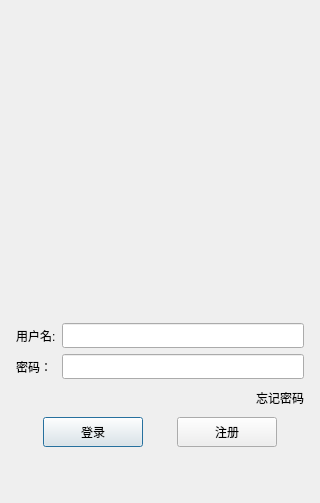
Liang-bk/chatProgram, file client/logindialog.ui: the form before one commit.
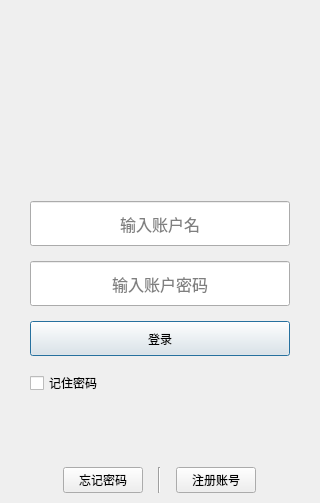
The form after the commit. Icons and pictures are not drawn.

What changed in the file:
```diff
--- a/client/logindialog.ui
+++ b/client/logindialog.ui
@@ -20,53 +20,78 @@
    <string>Dialog</string>
   </property>
   <layout class="QVBoxLayout" name="verticalLayout_2">
-   <item>
-    <layout class="QVBoxLayout" name="verticalLayout">
+   <property name="spacing">
+    <number>4</number>
+   </property>
      <property name="leftMargin">
-      <number>5</number>
+    <number>30</number>
      </property>
      <property name="topMargin">
-      <number>5</number>
+    <number>0</number>
      </property>
      <property name="rightMargin">
-      <number>5</number>
+    <number>30</number>
      </property>
      <property name="bottomMargin">
-      <number>5</number>
+    <number>0</number>
      </property>
      <item>
       <widget class="QWidget" name="widget" native="true">
-       <property name="minimumSize">
-        <size>
-         <width>0</width>
-         <height>300</height>
-        </size>
-       </property>
-       <property name="maximumSize">
+     <layout class="QVBoxLayout" name="verticalLayout_3">
+      <property name="spacing">
+       <number>4</number>
+      </property>
+      <property name="leftMargin">
+       <number>0</number>
+      </property>
+      <property name="topMargin">
+       <number>0</number>
+      </property>
+      <property name="rightMargin">
+       <number>0</number>
+      </property>
+      <property name="bottomMargin">
+       <number>10</number>
+      </property>
+      <item>
+       <layout class="QVBoxLayout" name="verticalLayout">
+        <property name="spacing">
+         <number>15</number>
+        </property>
+        <item>
+         <spacer name="verticalSpacer_3">
+          <property name="orientation">
+           <enum>Qt::Orientation::Vertical</enum>
+          </property>
+          <property name="sizeHint" stdset="0">
         <size>
-         <width>16777215</width>
-         <height>300</height>
-        </size>
-       </property>
-       <layout class="QGridLayout" name="gridLayout">
-        <item row="0" column="0">
-         <widget class="QLabel" name="label">
-          <property name="sizePolicy">
-           <sizepolicy hsizetype="Preferred" vsizetype="Preferred">
-            <horstretch>0</horstretch>
-            <verstretch>0</verstretch>
-           </sizepolicy>
-          </property>
-          <property name="minimumSize">
+            <width>20</width>
+            <height>40</height>
+           </size>
+          </property>
+         </spacer>
+        </item>
+        <item>
+         <layout class="QHBoxLayout" name="horizontalLayout">
+          <item>
+           <spacer name="horizontalSpacer">
+            <property name="orientation">
+             <enum>Qt::Orientation::Horizontal</enum>
+            </property>
+            <property name="sizeHint" stdset="0">
            <size>
-            <width>0</width>
-            <height>0</height>
-           </size>
-          </property>
-          <property name="maximumSize">
+              <width>40</width>
+              <height>20</height>
+             </size>
+            </property>
+           </spacer>
+          </item>
+          <item>
+           <widget class="QLabel" name="icon">
+            <property name="minimumSize">
            <size>
-            <width>16777215</width>
-            <height>16777215</height>
+              <width>128</width>
+              <height>128</height>
            </size>
           </property>
           <property name="text">
@@ -78,156 +103,11 @@
           <property name="alignment">
            <set>Qt::AlignmentFlag::AlignCenter</set>
           </property>
-         </widget>
-        </item>
-       </layout>
-      </widget>
-     </item>
-     <item>
-      <spacer name="verticalSpacer">
-       <property name="orientation">
-        <enum>Qt::Orientation::Vertical</enum>
-       </property>
-       <property name="sizeHint" stdset="0">
-        <size>
-         <width>20</width>
-         <height>40</height>
-        </size>
-       </property>
-      </spacer>
-     </item>
-     <item>
-      <layout class="QHBoxLayout" name="horizontalLayout">
-       <item>
-        <widget class="QLabel" name="user_label">
-         <property name="minimumSize">
-          <size>
-           <width>0</width>
-           <height>25</height>
-          </size>
-         </property>
-         <property name="maximumSize">
-          <size>
-           <width>16777215</width>
-           <height>25</height>
-          </size>
-         </property>
-         <property name="text">
-          <string>用户名:</string>
-         </property>
-        </widget>
-       </item>
-       <item>
-        <widget class="QLineEdit" name="user_edit">
-         <property name="minimumSize">
-          <size>
-           <width>0</width>
-           <height>25</height>
-          </size>
-         </property>
-         <property name="maximumSize">
-          <size>
-           <width>16777215</width>
-           <height>25</height>
-          </size>
-         </property>
-        </widget>
-       </item>
-      </layout>
-     </item>
-     <item>
-      <layout class="QHBoxLayout" name="horizontalLayout_2">
-       <item>
-        <widget class="QLabel" name="pass_label">
-         <property name="minimumSize">
-          <size>
-           <width>0</width>
-           <height>25</height>
-          </size>
-         </property>
-         <property name="maximumSize">
-          <size>
-           <width>16777215</width>
-           <height>25</height>
-          </size>
-         </property>
-         <property name="text">
-          <string>密码： </string>
-         </property>
-        </widget>
-       </item>
-       <item>
-        <widget class="QLineEdit" name="pass_edit">
-         <property name="minimumSize">
-          <size>
-           <width>0</width>
-           <height>25</height>
-          </size>
-         </property>
-         <property name="maximumSize">
-          <size>
-           <width>16777215</width>
-           <height>25</height>
-          </size>
-         </property>
-        </widget>
-       </item>
-      </layout>
-     </item>
-     <item>
-      <layout class="QHBoxLayout" name="horizontalLayout_3">
-       <item>
-        <spacer name="horizontalSpacer">
-         <property name="orientation">
-          <enum>Qt::Orientation::Horizontal</enum>
-         </property>
-         <property name="sizeType">
-          <enum>QSizePolicy::Policy::Expanding</enum>
-         </property>
-         <property name="sizeHint" stdset="0">
-          <size>
-           <width>40</width>
-           <height>20</height>
-          </size>
-         </property>
-        </spacer>
-       </item>
-       <item>
-        <widget class="QLabel" name="forget_label">
-         <property name="minimumSize">
-          <size>
-           <width>0</width>
-           <height>25</height>
-          </size>
-         </property>
-         <property name="maximumSize">
-          <size>
-           <width>16777215</width>
-           <height>25</height>
-          </size>
-         </property>
-         <property name="text">
-          <string>忘记密码</string>
-         </property>
-        </widget>
-       </item>
-      </layout>
-     </item>
-     <item>
-      <spacer name="verticalSpacer_2">
-       <property name="orientation">
-        <enum>Qt::Orientation::Vertical</enum>
-       </property>
-       <property name="sizeHint" stdset="0">
-        <size>
-         <width>20</width>
-         <height>40</height>
-        </size>
-       </property>
-      </spacer>
-     </item>
-     <item>
-      <layout class="QHBoxLayout" name="horizontalLayout_4">
+            <property name="margin">
+             <number>0</number>
+            </property>
+           </widget>
+          </item>
        <item>
         <spacer name="horizontalSpacer_2">
          <property name="orientation">
@@ -241,18 +121,65 @@
          </property>
         </spacer>
        </item>
+         </layout>
+        </item>
+        <item>
+         <widget class="QLineEdit" name="account_name">
+          <property name="minimumSize">
+           <size>
+            <width>0</width>
+            <height>45</height>
+           </size>
+          </property>
+          <property name="font">
+           <font>
+            <family>Microsoft YaHei UI</family>
+            <pointsize>12</pointsize>
+            <bold>false</bold>
+           </font>
+          </property>
+          <property name="alignment">
+           <set>Qt::AlignmentFlag::AlignCenter</set>
+          </property>
+          <property name="placeholderText">
+           <string>输入账户名</string>
+          </property>
+         </widget>
+        </item>
+        <item>
+         <widget class="QLineEdit" name="password">
+          <property name="minimumSize">
+           <size>
+            <width>0</width>
+            <height>45</height>
+           </size>
+          </property>
+          <property name="font">
+           <font>
+            <family>Microsoft YaHei UI</family>
+            <pointsize>12</pointsize>
+            <bold>false</bold>
+            <underline>false</underline>
+            <strikeout>false</strikeout>
+           </font>
+          </property>
+          <property name="echoMode">
+           <enum>QLineEdit::EchoMode::Password</enum>
+          </property>
+          <property name="alignment">
+           <set>Qt::AlignmentFlag::AlignCenter</set>
+          </property>
+          <property name="placeholderText">
+           <string>输入账户密码</string>
+          </property>
+         </widget>
+        </item>
        <item>
         <widget class="QPushButton" name="login_btn">
          <property name="minimumSize">
           <size>
-           <width>100</width>
-           <height>30</height>
-          </size>
-         </property>
-         <property name="maximumSize">
-          <size>
-           <width>100</width>
-           <height>30</height>
+            <width>0</width>
+            <height>35</height>
           </size>
          </property>
          <property name="text">
@@ -261,7 +188,32 @@
         </widget>
        </item>
        <item>
-        <spacer name="horizontalSpacer_4">
+         <widget class="QCheckBox" name="remerber_pwd">
+          <property name="text">
+           <string>记住密码</string>
+          </property>
+         </widget>
+        </item>
+        <item>
+         <spacer name="verticalSpacer">
+          <property name="orientation">
+           <enum>Qt::Orientation::Vertical</enum>
+          </property>
+          <property name="sizeType">
+           <enum>QSizePolicy::Policy::Expanding</enum>
+          </property>
+          <property name="sizeHint" stdset="0">
+           <size>
+            <width>20</width>
+            <height>40</height>
+           </size>
+          </property>
+         </spacer>
+        </item>
+        <item>
+         <layout class="QHBoxLayout" name="horizontalLayout_2">
+          <item>
+           <spacer name="horizontalSpacer_5">
          <property name="orientation">
           <enum>Qt::Orientation::Horizontal</enum>
          </property>
@@ -273,27 +225,29 @@
          </property>
         </spacer>
        </item>
+          <item>
+           <widget class="QPushButton" name="forget_btn">
+            <property name="text">
+             <string>忘记密码</string>
+            </property>
+           </widget>
+          </item>
+          <item>
+           <widget class="Line" name="line">
+            <property name="orientation">
+             <enum>Qt::Orientation::Vertical</enum>
+            </property>
+           </widget>
+          </item>
        <item>
         <widget class="QPushButton" name="register_btn">
-         <property name="minimumSize">
-          <size>
-           <width>100</width>
-           <height>30</height>
-          </size>
-         </property>
-         <property name="maximumSize">
-          <size>
-           <width>100</width>
-           <height>30</height>
-          </size>
-         </property>
          <property name="text">
-          <string>注册</string>
+             <string>注册账号</string>
          </property>
         </widget>
        </item>
        <item>
-        <spacer name="horizontalSpacer_3">
+           <spacer name="horizontalSpacer_6">
          <property name="orientation">
           <enum>Qt::Orientation::Horizontal</enum>
          </property>
@@ -307,23 +261,10 @@
        </item>
       </layout>
      </item>
-     <item>
-      <spacer name="verticalSpacer_3">
-       <property name="orientation">
-        <enum>Qt::Orientation::Vertical</enum>
-       </property>
-       <property name="sizeType">
-        <enum>QSizePolicy::Policy::MinimumExpanding</enum>
-       </property>
-       <property name="sizeHint" stdset="0">
-        <size>
-         <width>20</width>
-         <height>40</height>
-        </size>
-       </property>
-      </spacer>
-     </item>
-    </layout>
+       </layout>
+      </item>
+     </layout>
+    </widget>
    </item>
   </layout>
  </widget>
```
Left out of the diff: 3 changed lines with no effect on the pictures. Lines whose indentation alone changed are shown as unchanged.
